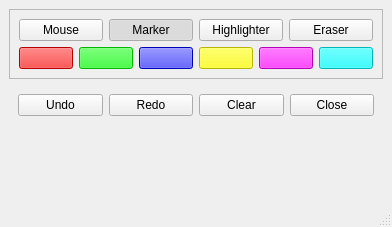
First picture: the form in toolbox.ui, repository encukou/pointout, before the edit.
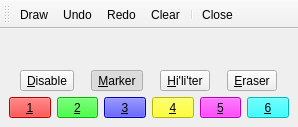
Second picture: the form after the edit. Icons and pictures are not drawn.

Commit message: Tighten UI and add mouse drawing

What changed in the file:
```diff
--- a/toolbox.ui
+++ b/toolbox.ui
@@ -6,8 +6,8 @@
    <rect>
     <x>0</x>
     <y>0</y>
-    <width>392</width>
-    <height>227</height>
+    <width>298</width>
+    <height>127</height>
    </rect>
   </property>
   <property name="windowTitle">
@@ -16,20 +16,27 @@
   <widget class="QWidget" name="centralwidget">
    <layout class="QVBoxLayout" name="verticalLayout">
     <item>
-     <widget class="QFrame" name="frame">
-      <property name="frameShape">
-       <enum>QFrame::StyledPanel</enum>
+     <spacer name="verticalSpacer">
+      <property name="orientation">
+       <enum>Qt::Vertical</enum>
       </property>
-      <property name="frameShadow">
-       <enum>QFrame::Raised</enum>
+      <property name="sizeHint" stdset="0">
+       <size>
+        <width>20</width>
+        <height>5</height>
+       </size>
       </property>
-      <layout class="QVBoxLayout" name="verticalLayout_2">
+     </spacer>
+    </item>
        <item>
         <layout class="QHBoxLayout" name="horizontalLayout">
          <item>
-          <widget class="QPushButton" name="btnDisable">
+       <widget class="QToolButton" name="btnDisable">
            <property name="text">
-            <string>Mouse</string>
+         <string>&amp;Disable</string>
+        </property>
+        <property name="shortcut">
+         <string>D</string>
            </property>
            <property name="checkable">
             <bool>true</bool>
@@ -40,9 +47,12 @@
           </widget>
          </item>
          <item>
-          <widget class="QPushButton" name="btnMarker">
+       <widget class="QToolButton" name="btnMarker">
            <property name="text">
-            <string>Marker</string>
+         <string>&amp;Marker</string>
+        </property>
+        <property name="shortcut">
+         <string>M</string>
            </property>
            <property name="checkable">
             <bool>true</bool>
@@ -56,9 +66,12 @@
           </widget>
          </item>
          <item>
-          <widget class="QPushButton" name="btnHighlighter">
+       <widget class="QToolButton" name="btnHighlighter">
            <property name="text">
-            <string>Highlighter</string>
+         <string>&amp;Hi'li'ter</string>
+        </property>
+        <property name="shortcut">
+         <string>H</string>
            </property>
            <property name="checkable">
             <bool>true</bool>
@@ -69,9 +82,12 @@
           </widget>
          </item>
          <item>
-          <widget class="QPushButton" name="btnEraser">
+       <widget class="QToolButton" name="btnEraser">
            <property name="text">
-            <string>Eraser</string>
+         <string>&amp;Eraser</string>
+        </property>
+        <property name="shortcut">
+         <string>E</string>
            </property>
            <property name="checkable">
             <bool>true</bool>
@@ -86,7 +102,7 @@
        <item>
         <layout class="QHBoxLayout" name="horizontalLayout_3">
          <item>
-          <widget class="QPushButton" name="btnRed">
+       <widget class="QToolButton" name="btnRed">
            <property name="sizePolicy">
             <sizepolicy hsizetype="Ignored" vsizetype="Fixed">
              <horstretch>0</horstretch>
@@ -102,6 +118,12 @@
            <property name="styleSheet">
             <string notr="true">background-color: #ff0000;</string>
            </property>
+        <property name="text">
+         <string>&amp;1</string>
+        </property>
+        <property name="shortcut">
+         <string>1</string>
+        </property>
            <property name="checkable">
             <bool>true</bool>
            </property>
@@ -111,7 +133,7 @@
           </widget>
          </item>
          <item>
-          <widget class="QPushButton" name="btnGreen">
+       <widget class="QToolButton" name="btnGreen">
            <property name="sizePolicy">
             <sizepolicy hsizetype="Ignored" vsizetype="Fixed">
              <horstretch>0</horstretch>
@@ -127,6 +149,12 @@
            <property name="styleSheet">
             <string notr="true">background-color: #00ff00;</string>
            </property>
+        <property name="text">
+         <string>&amp;2</string>
+        </property>
+        <property name="shortcut">
+         <string>2</string>
+        </property>
            <property name="checkable">
             <bool>true</bool>
            </property>
@@ -136,7 +164,7 @@
           </widget>
          </item>
          <item>
-          <widget class="QPushButton" name="btnBlue">
+       <widget class="QToolButton" name="btnBlue">
            <property name="sizePolicy">
             <sizepolicy hsizetype="Ignored" vsizetype="Fixed">
              <horstretch>0</horstretch>
@@ -152,6 +180,12 @@
            <property name="styleSheet">
             <string notr="true">background-color: #0000ff;</string>
            </property>
+        <property name="text">
+         <string>&amp;3</string>
+        </property>
+        <property name="shortcut">
+         <string>3</string>
+        </property>
            <property name="checkable">
             <bool>true</bool>
            </property>
@@ -161,7 +195,7 @@
           </widget>
          </item>
          <item>
-          <widget class="QPushButton" name="btnYellow">
+       <widget class="QToolButton" name="btnYellow">
            <property name="sizePolicy">
             <sizepolicy hsizetype="Ignored" vsizetype="Fixed">
              <horstretch>0</horstretch>
@@ -177,6 +211,12 @@
            <property name="styleSheet">
             <string notr="true">background-color: #ffff00;</string>
            </property>
+        <property name="text">
+         <string>&amp;4</string>
+        </property>
+        <property name="shortcut">
+         <string>4</string>
+        </property>
            <property name="checkable">
             <bool>true</bool>
            </property>
@@ -186,7 +226,7 @@
           </widget>
          </item>
          <item>
-          <widget class="QPushButton" name="btnPurple">
+       <widget class="QToolButton" name="btnPurple">
            <property name="sizePolicy">
             <sizepolicy hsizetype="Ignored" vsizetype="Fixed">
              <horstretch>0</horstretch>
@@ -202,6 +242,12 @@
            <property name="styleSheet">
             <string notr="true">background-color: #ff00ff;</string>
            </property>
+        <property name="text">
+         <string>&amp;5</string>
+        </property>
+        <property name="shortcut">
+         <string>5</string>
+        </property>
            <property name="checkable">
             <bool>true</bool>
            </property>
@@ -211,7 +257,7 @@
           </widget>
          </item>
          <item>
-          <widget class="QPushButton" name="btnCyan">
+       <widget class="QToolButton" name="btnCyan">
            <property name="sizePolicy">
             <sizepolicy hsizetype="Ignored" vsizetype="Fixed">
              <horstretch>0</horstretch>
@@ -227,6 +273,12 @@
            <property name="styleSheet">
             <string notr="true">background-color: #00ffff;</string>
            </property>
+        <property name="text">
+         <string>&amp;6</string>
+        </property>
+        <property name="shortcut">
+         <string>6</string>
+        </property>
            <property name="checkable">
             <bool>true</bool>
            </property>
@@ -239,67 +291,99 @@
        </item>
       </layout>
      </widget>
-    </item>
-    <item>
-     <widget class="QWidget" name="widget" native="true">
-      <layout class="QHBoxLayout" name="horizontalLayout_2">
-       <item>
-        <widget class="QPushButton" name="btnUndo">
+  <widget class="QToolBar" name="toolBar">
+   <property name="windowTitle">
+    <string>toolBar</string>
+   </property>
+   <attribute name="toolBarArea">
+    <enum>TopToolBarArea</enum>
+   </attribute>
+   <attribute name="toolBarBreak">
+    <bool>false</bool>
+   </attribute>
+   <addaction name="actDrawing"/>
+   <addaction name="actUndo"/>
+   <addaction name="actRedo"/>
+   <addaction name="actClear"/>
+   <addaction name="separator"/>
+   <addaction name="actClose"/>
+  </widget>
+  <action name="actDrawing">
+   <property name="checkable">
+    <bool>true</bool>
+   </property>
          <property name="text">
+    <string>Draw</string>
+   </property>
+   <property name="toolTip">
+    <string>Draw (Esc)</string>
+   </property>
+   <property name="shortcut">
+    <string>Esc</string>
+   </property>
+  </action>
+  <action name="actUndo">
+   <property name="icon">
+    <iconset theme="edit-undo-symbolic">
+     <normaloff>.</normaloff>.</iconset>
+   </property>
+   <property name="text">
           <string>Undo</string>
          </property>
-        </widget>
-       </item>
-       <item>
-        <widget class="QPushButton" name="btnRedo">
+   <property name="toolTip">
+    <string>Undo</string>
+   </property>
+   <property name="shortcut">
+    <string>Z</string>
+   </property>
+   <property name="shortcutContext">
+    <enum>Qt::ApplicationShortcut</enum>
+   </property>
+  </action>
+  <action name="actRedo">
+   <property name="icon">
+    <iconset theme="edit-redo-symbolic">
+     <normaloff>.</normaloff>.</iconset>
+   </property>
          <property name="text">
           <string>Redo</string>
          </property>
-        </widget>
-       </item>
-       <item>
-        <widget class="QPushButton" name="btnClear">
+   <property name="toolTip">
+    <string>Redo</string>
+   </property>
+   <property name="shortcut">
+    <string>X</string>
+   </property>
+   <property name="shortcutContext">
+    <enum>Qt::ApplicationShortcut</enum>
+   </property>
+  </action>
+  <action name="actClear">
+   <property name="icon">
+    <iconset theme="edit-clear-all-symbolic">
+     <normaloff>.</normaloff>.</iconset>
+   </property>
          <property name="text">
           <string>Clear</string>
          </property>
-        </widget>
-       </item>
-       <item>
-        <widget class="QPushButton" name="btnClose">
+   <property name="toolTip">
+    <string>Clear</string>
+   </property>
+   <property name="shortcut">
+    <string>Meta+Ctrl+Alt+Shift+Q</string>
+   </property>
+  </action>
+  <action name="actClose">
+   <property name="icon">
+    <iconset theme="process-stop-symbolic"/>
+   </property>
          <property name="text">
           <string>Close</string>
          </property>
-        </widget>
-       </item>
-      </layout>
-     </widget>
-    </item>
-    <item>
-     <spacer name="verticalSpacer">
-      <property name="orientation">
-       <enum>Qt::Vertical</enum>
-      </property>
-      <property name="sizeHint" stdset="0">
-       <size>
-        <width>20</width>
-        <height>5</height>
-       </size>
-      </property>
-     </spacer>
-    </item>
-   </layout>
-  </widget>
-  <widget class="QMenuBar" name="menubar">
-   <property name="geometry">
-    <rect>
-     <x>0</x>
-     <y>0</y>
-     <width>392</width>
-     <height>29</height>
-    </rect>
-   </property>
-  </widget>
-  <widget class="QStatusBar" name="statusbar"/>
+   <property name="menuRole">
+    <enum>QAction::QuitRole</enum>
+   </property>
+  </action>
  </widget>
  <resources/>
  <connections/>
```
Lines whose indentation alone changed are shown as unchanged. The commit also changes 2 other files.
